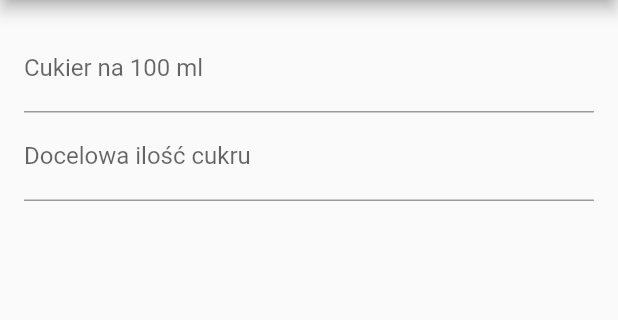
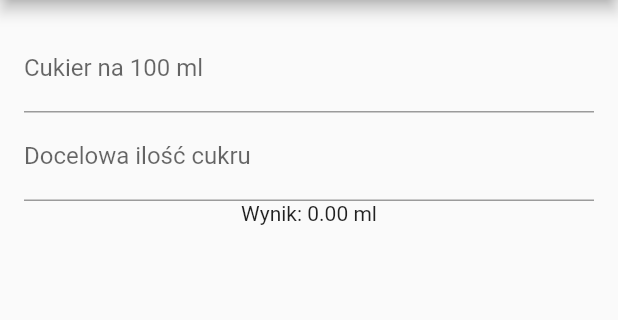
Before and after one commit to WezSieTato/BoolBrewLator, a Flutter app: the screen it shows after launch, on a phone screen of 412 x 824 dp, the part 84-404 px from its top. Run offline on Flutter 3.47's test engine with Material 2 defaults, Android fonts, the phone set to English and light mode, and no system bars; our stand-ins replace flutter_bloc.

Commit message:
🔨 refactor(sugar_calculator_screen.dart): use bloc builder package to manage state

```diff
--- a/lib/sugar_calculator/sugar_calculator_screen.dart
+++ b/lib/sugar_calculator/sugar_calculator_screen.dart
@@ -1,7 +1,10 @@
 import 'package:flutter/material.dart';
+import 'package:flutter_bloc/flutter_bloc.dart';
 import 'sugar_calculator_bloc.dart';
 
 class SugarCalculatorScreen extends StatefulWidget {
+  const SugarCalculatorScreen({super.key});
+
   @override
   _SugarCalculatorScreenState createState() => _SugarCalculatorScreenState();
 }
@@ -10,10 +13,12 @@ class _SugarCalculatorScreenState extends State<SugarCalculatorScreen> {
   final TextEditingController sugarContentController = TextEditingController();
   final TextEditingController targetSugarController = TextEditingController();
   double? result;
+  late SugarCalculatorBloc sugarCalculatorBloc;
 
   @override
   void initState() {
     super.initState();
+    sugarCalculatorBloc = SugarCalculatorBloc();
     sugarContentController.addListener(calculate);
     targetSugarController.addListener(calculate);
   }
@@ -22,6 +27,7 @@ class _SugarCalculatorScreenState extends State<SugarCalculatorScreen> {
   void dispose() {
     sugarContentController.dispose();
     targetSugarController.dispose();
+    sugarCalculatorBloc.close();
     super.dispose();
   }
 
@@ -31,20 +37,12 @@ class _SugarCalculatorScreenState extends State<SugarCalculatorScreen> {
       double sugarContent = double.parse(sugarContentController.text);
       double targetSugar = double.parse(targetSugarController.text);
 
-      final bloc = SugarCalculatorBloc();
-      bloc.add(
+      sugarCalculatorBloc.add(
         CalculateSugarEvent(
           sugarContent: sugarContent,
           targetSugar: targetSugar,
         ),
       );
-
-      // Capture the result
-      bloc.stream.listen((calculatedResult) {
-        setState(() {
-          result = calculatedResult;
-        });
-      });
     }
   }
 
@@ -56,7 +54,14 @@ class _SugarCalculatorScreenState extends State<SugarCalculatorScreen> {
       ),
       body: Padding(
         padding: EdgeInsets.all(16.0),
-        child: Column(
+        child: BlocBuilder<SugarCalculatorBloc, double>(
+          bloc: sugarCalculatorBloc,
+          builder: (context, state) {
+            if (state is double) {
+              result = state;
+            }
+
+            return Column(
               children: [
                 TextField(
                   controller: sugarContentController,
@@ -71,6 +76,8 @@ class _SugarCalculatorScreenState extends State<SugarCalculatorScreen> {
                 if (result != null)
                   Text('Wynik: ${result!.toStringAsFixed(2)} ml'),
               ],
+            );
+          },
         ),
       ),
     );
```
Lines whose indentation alone changed are shown as unchanged.
